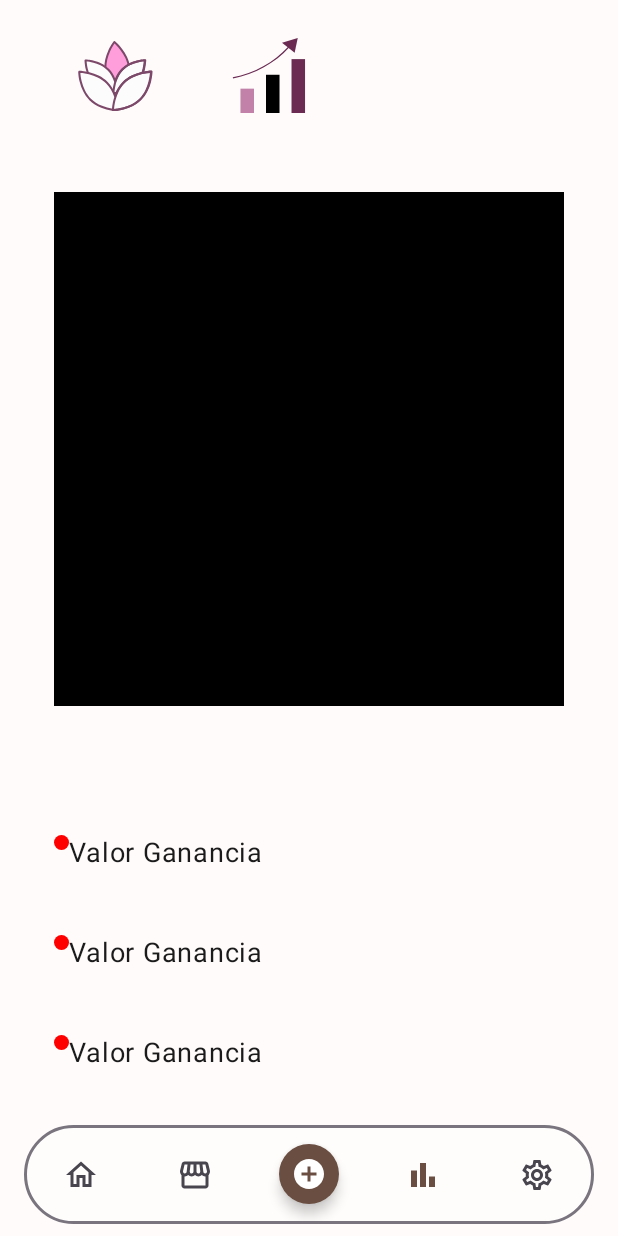
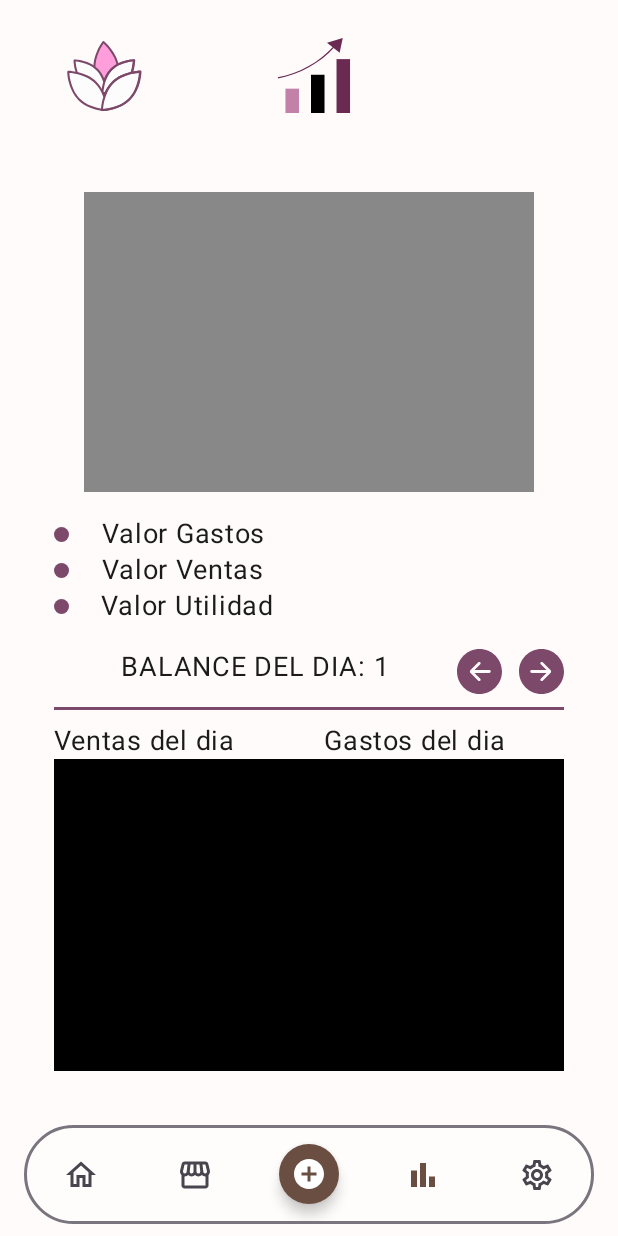
Before and after one commit to adrencina/YoShop, an Android app built with Jetpack Compose: the BalanceScreen screen opened through its navigation route, on a phone screen of 412 x 824 dp. Run offline under Robolectric (Android 15) with nearby library versions, the phone set to English and light mode, and no system bars; our stand-ins replace Dagger/Hilt's generated code, Firebase (no records; nobody signed in at launch, a user with empty details on screens opened directly).

Commit message:
Se termino el diseño de balance

```diff
--- a/app/src/main/java/com/example/claraterra/ui/screen/balance/BalanceScreen.kt
+++ b/app/src/main/java/com/example/claraterra/ui/screen/balance/BalanceScreen.kt
@@ -3,6 +3,7 @@ package com.example.claraterra.ui.screen.balance
 import androidx.compose.foundation.Image
 import androidx.compose.foundation.background
 import androidx.compose.foundation.layout.*
+import androidx.compose.foundation.lazy.LazyColumn
 import androidx.compose.foundation.shape.RoundedCornerShape
 import androidx.compose.material3.*
 import androidx.compose.runtime.Composable
@@ -11,6 +12,7 @@ import androidx.compose.runtime.remember
 import androidx.compose.ui.*
 import androidx.compose.ui.Alignment
 import androidx.compose.ui.draw.clip
+import androidx.compose.ui.draw.paint
 import androidx.compose.ui.graphics.Color
 import androidx.compose.ui.res.painterResource
 import androidx.compose.ui.unit.dp
@@ -26,34 +28,46 @@ fun BalanceScreen(
     navController: NavController,
     modifier: Modifier = Modifier
 ) {
-    val textRevenue = remember { mutableStateOf("Valor Ganancia") }
+    val textLosses = remember { mutableStateOf("Valor Gastos") }
+    val textSales = remember { mutableStateOf("Valor Ventas") }
+    val textProfit = remember { mutableStateOf("Valor Utilidad") }
+    val textValBalanceTitle = remember { mutableStateOf("1") }
+    val textBalanceTitle = "BALANCE DEL DIA: "
+    val lossesDay = "Gastos del dia"
+    val salesDay = "Ventas del dia"
+
+
 
     Scaffold(
         modifier = modifier,
         topBar = {
-        Row (
+            Row(
                 modifier = Modifier
                     .fillMaxWidth()
                     .height(100.dp),
                 verticalAlignment = Alignment.CenterVertically
-        ){
-            Spacer(modifier = Modifier
-                .weight(1f))
+            ) {
+                Spacer(
+                    modifier = Modifier
+                        .weight(1f)
+                )
 
                 Image(
                     painter = painterResource(id = R.drawable.iconflower),
                     contentDescription = "app icon flower",
                     modifier = Modifier
-                    .size(50.dp))
+                        .size(50.dp)
+                )
 
-            Spacer(modifier = Modifier.weight(1f))
+                Spacer(modifier = Modifier.weight(2f))
 
                 Image(
                     painter = painterResource(id = R.drawable.iconbalance),
                     contentDescription = "app icon balance",
-                modifier = Modifier.size(50.dp))
+                    modifier = Modifier.size(50.dp)
+                )
 
-            Spacer(modifier = Modifier.weight(4f)            )
+                Spacer(modifier = Modifier.weight(4f))
 
             }
         },
@@ -63,60 +77,163 @@ fun BalanceScreen(
         ScreenContainer(modifier = Modifier.padding(innerPadding)) {
 
             Column(
-                modifier = Modifier.fillMaxSize()
+                modifier = Modifier
+                    .fillMaxSize()
                     .padding(20.dp),
             ) {
-                Box(modifier = Modifier
-                    .fillMaxWidth()
-                    .weight(4f)
-                    .background(Color.Black))
+                Box(
+                    modifier = Modifier
+                        .width(300.dp)
+                        .height(200.dp)
+                        .background(Color.Gray)
+                        .align(Alignment.CenterHorizontally)
+                )
 
                 Spacer(modifier = Modifier.weight(1f))
 
                 Row {
-                    Box(modifier = Modifier
+                    Box(
+                        modifier = Modifier
                             .size(10.dp)
                             .clip(RoundedCornerShape(10.dp))
-                        .background(color = Color.Red)
+                            .background(color = Color(0xFF7D496A))
+                            .align(Alignment.CenterVertically)
                     )
+
+                    Spacer(modifier = Modifier.weight(1f))
+
                     Text(
-                        text = textRevenue.value,
+                        text = textLosses.value,
                         fontSize = 18.sp
                     )
 
-
-
+                    Spacer(modifier = Modifier.weight(9f))
 
                 }
 
+
+                Row {
+                    Box(
+                        modifier = Modifier
+                            .size(10.dp)
+                            .clip(RoundedCornerShape(10.dp))
+                            .background(color = Color(0xFF7D496A))
+                            .align(alignment = Alignment.CenterVertically)
+                    )
+                    Spacer(modifier = Modifier.weight(1f))
+
+                    Text(
+                        text = textSales.value,
+                        fontSize = 18.sp
+                    )
+
+                    Spacer(modifier = Modifier.weight(9f))
+
+                }
+
+                Row {
+                    Box(
+                        modifier = Modifier
+                            .size(10.dp)
+                            .clip(RoundedCornerShape(10.dp))
+                            .background(color = Color(0xFF7D496A))
+                            .align(Alignment.CenterVertically)
+                    )
+
+                    Spacer(modifier = Modifier.weight(1f))
+
+                    Text(
+                        text = textProfit.value,
+                        fontSize = 18.sp
+                    )
+
+                    Spacer(modifier = Modifier.weight(9f))
+
+                }
+                Spacer(modifier = Modifier.weight(1f))
+
+                Row {
+                    Spacer(modifier = Modifier.weight(2f))
+
+                    Text(
+                        text = textBalanceTitle,
+                        fontSize = 18.sp
+                    )
+                    Text(
+                        text = textValBalanceTitle.value,
+                        fontSize = 18.sp
+                    )
+
+                    Spacer(modifier = Modifier.weight(2f))
+
+                    Box(
+                        modifier = Modifier
+                            .size(30.dp)
+                            .clip(RoundedCornerShape(5.dp))
+                            .paint(painterResource(id = R.drawable.arrowleft))
+                            .align(Alignment.CenterVertically)
+                    )
+
                     Spacer(modifier = Modifier.weight(0.5f))
 
-                Row {
-                    Box(modifier = Modifier
-                        .size(10.dp)
-                        .clip(RoundedCornerShape(10.dp))
-                        .background(color = Color.Red)
-                    )
-                    Text(
-                        text = textRevenue.value,
-                        fontSize = 18.sp
+                    Box(
+                        modifier = Modifier
+                            .size(30.dp)
+                            .clip(RoundedCornerShape(5.dp))
+                            .paint(painterResource(id = R.drawable.arrowright))
+                            .align(Alignment.CenterVertically)
                     )
                 }
 
                 Spacer(modifier = Modifier.weight(0.5f))
 
+                Box(
+                    modifier = Modifier
+                        .fillMaxWidth()
+                        .weight(0.1f)
+                        .background(color = Color(0xFF7D496A))
+                )
+
+                Spacer(modifier = Modifier.weight(0.5f))
+
                 Row {
-                    Box(modifier = Modifier
-                        .size(10.dp)
-                        .clip(RoundedCornerShape(10.dp))
-                        .background(color = Color.Red)
-                    )
+                    Spacer(modifier = Modifier.weight(0.5f))
+
+                    Column {
                         Text(
-                        text = textRevenue.value,
+                            text = salesDay,
                             fontSize = 18.sp
                         )
+
+                        LazyColumn(
+                            modifier = Modifier
+                                .fillMaxHeight(0.8f)
+                                .width(180.dp)
+                                .background(color = Color.Black)
+                        ) {
+
+                        }
                     }
 
+                    Spacer(modifier = Modifier.weight(1f))
+
+                    Column {
+                        Text(
+                            text = lossesDay,
+                            fontSize = 18.sp
+                        )
+                        LazyColumn(
+                            modifier = Modifier
+                                .fillMaxHeight(0.8f)
+                                .width(180.dp)
+                                .background(color = Color.Black)
+                        ) {
+
+                        }
+                    }
+
+
+                }
 
 
             }
--- /dev/null
+++ b/app/src/main/res/drawable/arrowleft.xml
@@ -0,0 +1,12 @@
+<vector xmlns:android="http://schemas.android.com/apk/res/android"
+    android:width="800dp"
+    android:height="800dp"
+    android:viewportWidth="32"
+    android:viewportHeight="32">
+  <path
+      android:pathData="M23,17L12.414,17L16.536,21.12C16.926,21.51 16.926,22.15 16.536,22.54C16.145,22.93 15.512,22.93 15.121,22.54L9.464,16.88C9.225,16.64 9.15,16.31 9.205,16C9.15,15.69 9.225,15.36 9.464,15.12L15.121,9.46C15.512,9.07 16.145,9.07 16.536,9.46C16.926,9.86 16.926,10.49 16.536,10.88L12.414,15L23,15C23.552,15 24,15.45 24,16C24,16.55 23.552,17 23,17L23,17ZM16,0C7.164,0 0,7.16 0,16C0,24.84 7.164,32 16,32C24.836,32 32,24.84 32,16C32,7.16 24.836,0 16,0L16,0Z"
+      android:strokeWidth="1"
+      android:fillColor="#7D496A"
+      android:fillType="evenOdd"
+      android:strokeColor="#00000000"/>
+</vector>
--- /dev/null
+++ b/app/src/main/res/drawable/arrowright.xml
@@ -0,0 +1,14 @@
+<vector xmlns:android="http://schemas.android.com/apk/res/android"
+    android:width="30dp"
+    android:height="30dp"
+    android:viewportWidth="30"
+    android:viewportHeight="30">
+  <group>
+    <clip-path
+        android:pathData="M30,0l-30,0l-0,30l30,0z"/>
+    <path
+        android:pathData="M8.438,15.938H18.362L14.498,19.8C14.132,20.166 14.132,20.766 14.498,21.131C14.864,21.497 15.458,21.497 15.824,21.131L21.128,15.825C21.352,15.6 21.422,15.291 21.37,15C21.422,14.709 21.352,14.4 21.128,14.175L15.824,8.869C15.458,8.503 14.864,8.503 14.498,8.869C14.132,9.244 14.132,9.834 14.498,10.2L18.362,14.063H8.438C7.92,14.063 7.5,14.484 7.5,15C7.5,15.516 7.92,15.938 8.438,15.938ZM15,0C23.284,0 30,6.713 30,15C30,23.288 23.284,30 15,30C6.716,30 0,23.288 0,15C0,6.713 6.716,0 15,0Z"
+        android:fillColor="#7D496A"
+        android:fillType="evenOdd"/>
+  </group>
+</vector>
```
Lines whose indentation alone changed are shown as unchanged.
